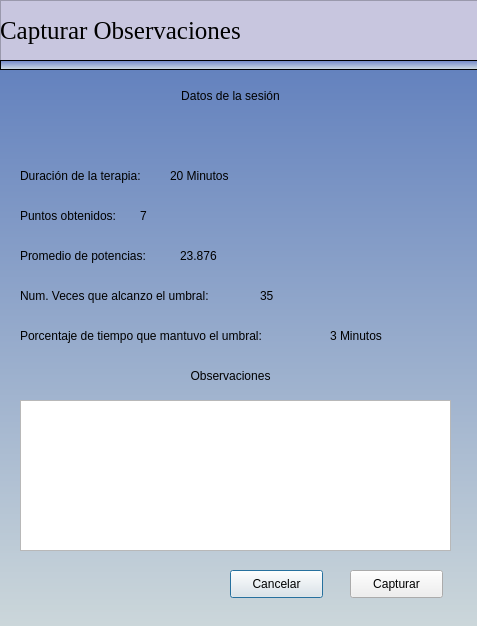
Before: the Qt Designer form pythonProject/vistas/capturarObservaciones.ui in francisco2124/Cognidron-EEG-Version1.0, drawn with Qt 5.
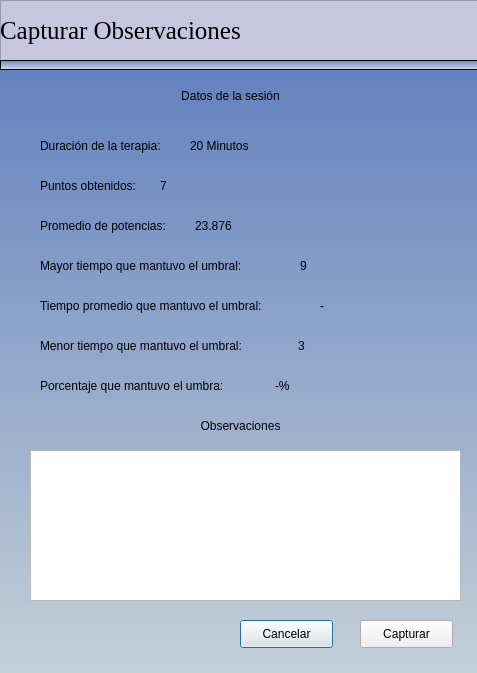
After: the same form once the commit is applied. Icons and pictures are not drawn.

Diff of the .ui file:
```diff
--- a/pythonProject/vistas/capturarObservaciones.ui
+++ b/pythonProject/vistas/capturarObservaciones.ui
@@ -7,7 +7,7 @@
     <x>0</x>
     <y>0</y>
     <width>477</width>
-    <height>626</height>
+    <height>673</height>
    </rect>
   </property>
   <property name="windowTitle">
@@ -111,7 +111,7 @@
      <x>0</x>
      <y>70</y>
      <width>480</width>
-     <height>591</height>
+     <height>691</height>
     </rect>
    </property>
    <property name="minimumSize">
@@ -132,8 +132,8 @@
   <widget class="QTextEdit" name="teObservaciones">
    <property name="geometry">
     <rect>
-     <x>20</x>
-     <y>400</y>
+     <x>30</x>
+     <y>450</y>
      <width>431</width>
      <height>151</height>
     </rect>
@@ -142,8 +142,8 @@
   <widget class="QLabel" name="label_3">
    <property name="geometry">
     <rect>
-     <x>0</x>
-     <y>360</y>
+     <x>10</x>
+     <y>410</y>
      <width>461</width>
      <height>31</height>
     </rect>
@@ -161,8 +161,8 @@
   <widget class="QPushButton" name="pushButton">
    <property name="geometry">
     <rect>
-     <x>230</x>
-     <y>570</y>
+     <x>240</x>
+     <y>620</y>
      <width>93</width>
      <height>28</height>
     </rect>
@@ -174,8 +174,8 @@
   <widget class="QPushButton" name="pushButton_2">
    <property name="geometry">
     <rect>
-     <x>350</x>
-     <y>570</y>
+     <x>360</x>
+     <y>620</y>
      <width>93</width>
      <height>28</height>
     </rect>
@@ -187,8 +187,8 @@
   <widget class="QLabel" name="label_4">
    <property name="geometry">
     <rect>
-     <x>20</x>
-     <y>200</y>
+     <x>40</x>
+     <y>170</y>
      <width>121</width>
      <height>31</height>
     </rect>
@@ -203,8 +203,8 @@
   <widget class="QLabel" name="label_5">
    <property name="geometry">
     <rect>
-     <x>20</x>
-     <y>240</y>
+     <x>40</x>
+     <y>210</y>
      <width>161</width>
      <height>31</height>
     </rect>
@@ -219,9 +219,9 @@
   <widget class="QLabel" name="label_6">
    <property name="geometry">
     <rect>
-     <x>20</x>
-     <y>280</y>
-     <width>241</width>
+     <x>40</x>
+     <y>250</y>
+     <width>261</width>
      <height>31</height>
     </rect>
    </property>
@@ -229,14 +229,14 @@
     <string notr="true">font: 9pt &quot;MS Shell Dlg 2&quot;;</string>
    </property>
    <property name="text">
-    <string>Num. Veces que alcanzo el umbral:</string>
+    <string>Mayor tiempo que mantuvo el umbral:</string>
    </property>
   </widget>
   <widget class="QLabel" name="label_7">
    <property name="geometry">
     <rect>
-     <x>20</x>
-     <y>320</y>
+     <x>40</x>
+     <y>370</y>
      <width>311</width>
      <height>31</height>
     </rect>
@@ -245,7 +245,7 @@
     <string notr="true">font: 9pt &quot;MS Shell Dlg 2&quot;;</string>
    </property>
    <property name="text">
-    <string>Porcentaje de tiempo que mantuvo el umbral:</string>
+    <string>Porcentaje que mantuvo el umbra:</string>
    </property>
   </widget>
   <widget class="QLabel" name="label_8">
@@ -270,8 +270,8 @@
   <widget class="QLabel" name="lbPuntos">
    <property name="geometry">
     <rect>
-     <x>140</x>
-     <y>200</y>
+     <x>160</x>
+     <y>170</y>
      <width>121</width>
      <height>31</height>
     </rect>
@@ -287,8 +287,8 @@
   <widget class="QLabel" name="lbPromedioPotencias">
    <property name="geometry">
     <rect>
-     <x>180</x>
-     <y>240</y>
+     <x>195</x>
+     <y>210</y>
      <width>121</width>
      <height>31</height>
     </rect>
@@ -303,8 +303,8 @@
   <widget class="QLabel" name="lbNumUmbral">
    <property name="geometry">
     <rect>
-     <x>260</x>
-     <y>280</y>
+     <x>300</x>
+     <y>250</y>
      <width>121</width>
      <height>31</height>
     </rect>
@@ -313,14 +313,14 @@
     <string notr="true">font: 87 8pt &quot;Arial Black&quot;;</string>
    </property>
    <property name="text">
-    <string>35</string>
+    <string>9</string>
    </property>
   </widget>
   <widget class="QLabel" name="lbTiempoUmbralObtenido">
    <property name="geometry">
     <rect>
-     <x>330</x>
-     <y>320</y>
+     <x>275</x>
+     <y>370</y>
      <width>121</width>
      <height>31</height>
     </rect>
@@ -329,14 +329,14 @@
     <string notr="true">font: 87 8pt &quot;Arial Black&quot;;</string>
    </property>
    <property name="text">
-    <string>3 Minutos</string>
+    <string>-%</string>
    </property>
   </widget>
   <widget class="QLabel" name="label_13">
    <property name="geometry">
     <rect>
-     <x>20</x>
-     <y>160</y>
+     <x>40</x>
+     <y>130</y>
      <width>151</width>
      <height>31</height>
     </rect>
@@ -351,8 +351,8 @@
   <widget class="QLabel" name="lbDuracioSesion">
    <property name="geometry">
     <rect>
-     <x>170</x>
-     <y>160</y>
+     <x>190</x>
+     <y>130</y>
      <width>121</width>
      <height>31</height>
     </rect>
@@ -364,6 +364,70 @@
     <string>20 Minutos</string>
    </property>
   </widget>
+  <widget class="QLabel" name="label_9">
+   <property name="geometry">
+    <rect>
+     <x>40</x>
+     <y>290</y>
+     <width>281</width>
+     <height>31</height>
+    </rect>
+   </property>
+   <property name="styleSheet">
+    <string notr="true">font: 9pt &quot;MS Shell Dlg 2&quot;;</string>
+   </property>
+   <property name="text">
+    <string>Tiempo promedio que mantuvo el umbral:</string>
+   </property>
+  </widget>
+  <widget class="QLabel" name="lbPromedioTiempo">
+   <property name="geometry">
+    <rect>
+     <x>320</x>
+     <y>290</y>
+     <width>121</width>
+     <height>31</height>
+    </rect>
+   </property>
+   <property name="styleSheet">
+    <string notr="true">font: 87 8pt &quot;Arial Black&quot;;</string>
+   </property>
+   <property name="text">
+    <string>-</string>
+   </property>
+  </widget>
+  <widget class="QLabel" name="label_10">
+   <property name="geometry">
+    <rect>
+     <x>40</x>
+     <y>330</y>
+     <width>261</width>
+     <height>31</height>
+    </rect>
+   </property>
+   <property name="styleSheet">
+    <string notr="true">font: 9pt &quot;MS Shell Dlg 2&quot;;</string>
+   </property>
+   <property name="text">
+    <string>Menor tiempo que mantuvo el umbral:</string>
+   </property>
+  </widget>
+  <widget class="QLabel" name="lbMenorTiempo">
+   <property name="geometry">
+    <rect>
+     <x>298</x>
+     <y>330</y>
+     <width>121</width>
+     <height>31</height>
+    </rect>
+   </property>
+   <property name="styleSheet">
+    <string notr="true">font: 87 8pt &quot;Arial Black&quot;;</string>
+   </property>
+   <property name="text">
+    <string>3</string>
+   </property>
+  </widget>
  </widget>
  <resources>
   <include location="images/image.qrc"/>
```
Left out of the diff: 2 changed lines with no effect on the pictures.
